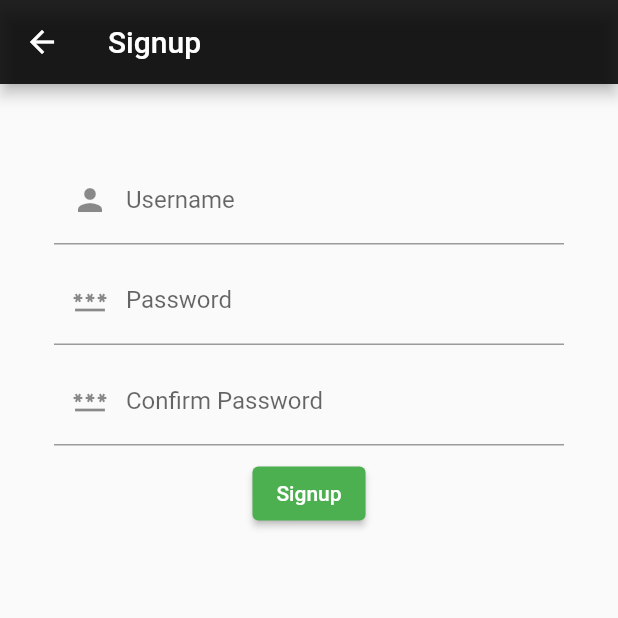
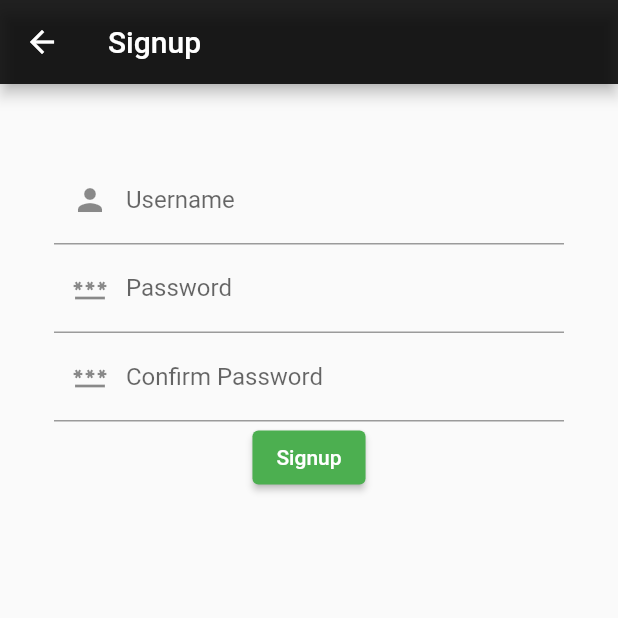
Before and after one commit to MuhamadEzzat/MovieApp-Flutter, a Flutter app: the SignupPage screen opened by its route, on a phone screen of 412 x 824 dp, the top half of it. Run offline on Flutter 3.47's test engine with Material 2 defaults, Android fonts, the phone set to English and light mode, and no system bars; our stand-ins replace floor, flutter_spinkit, shared_preferences, sqflite; accounts and stored records are empty; generated files the repository leaves out were written again.

Commit message:
change padding

```diff
--- a/lib/Auth/signup/signup_view.dart
+++ b/lib/Auth/signup/signup_view.dart
@@ -68,11 +68,11 @@ class _SignupPageState extends State<SignupPage> {
         ),
         backgroundColor: Colors.black87,
       ),
-      body: Column(
-        children: [
-          Padding(
-            padding: const EdgeInsets.fromLTRB(36.0, 48.0, 36.0, 0.0),
-            child: TextField(
+      body: Padding(
+        padding: const EdgeInsets.fromLTRB(36.0, 48.0, 36.0, 0.0),
+        child: Column(
+          children: [
+            TextField(
               controller: usernamecontroller,
               decoration: InputDecoration(
                   labelText:'Username',
@@ -80,10 +80,7 @@ class _SignupPageState extends State<SignupPage> {
                   errorText: _validateUsername ? null : 'Please enter Username greater than 5 & less than 10 characters.'
               ),
             ),
-          ),
-          Padding(
-            padding: const EdgeInsets.fromLTRB(36.0, 8.0, 36.0, 0.0),
-            child: TextField(
+            TextField(
               controller: passcontroller,
               obscureText: true,
               decoration: InputDecoration(
@@ -92,10 +89,7 @@ class _SignupPageState extends State<SignupPage> {
                   errorText: _validatePass ?  null : 'Please enter password greater than 5 & less than 10 characters.'
               ),
             ),
-          ),
-          Padding(
-            padding: const EdgeInsets.fromLTRB(36.0, 8.0, 36.0, 0.0),
-            child: TextField(
+            TextField(
               controller: confirmpasscontroller,
               obscureText: true,
               decoration: InputDecoration(
@@ -104,10 +98,7 @@ class _SignupPageState extends State<SignupPage> {
                   errorText: _validateConfirm ?  null : "Password doesn't match."
               ),
             ),
-          ),
-          Padding(
-            padding: const EdgeInsets.fromLTRB(36.0, 8.0, 36.0, 0.0),
-            child: ElevatedButton(
+            ElevatedButton(
               onPressed: (()
               {
                 setState(() {
@@ -123,8 +114,8 @@ class _SignupPageState extends State<SignupPage> {
 
               ),
             ),
-          ),
-        ],
+          ],
+        ),
       ),
     );
   }
```
Also changed, not shown: lib/Auth/login/login_view.dart (+9 -15 lines).
